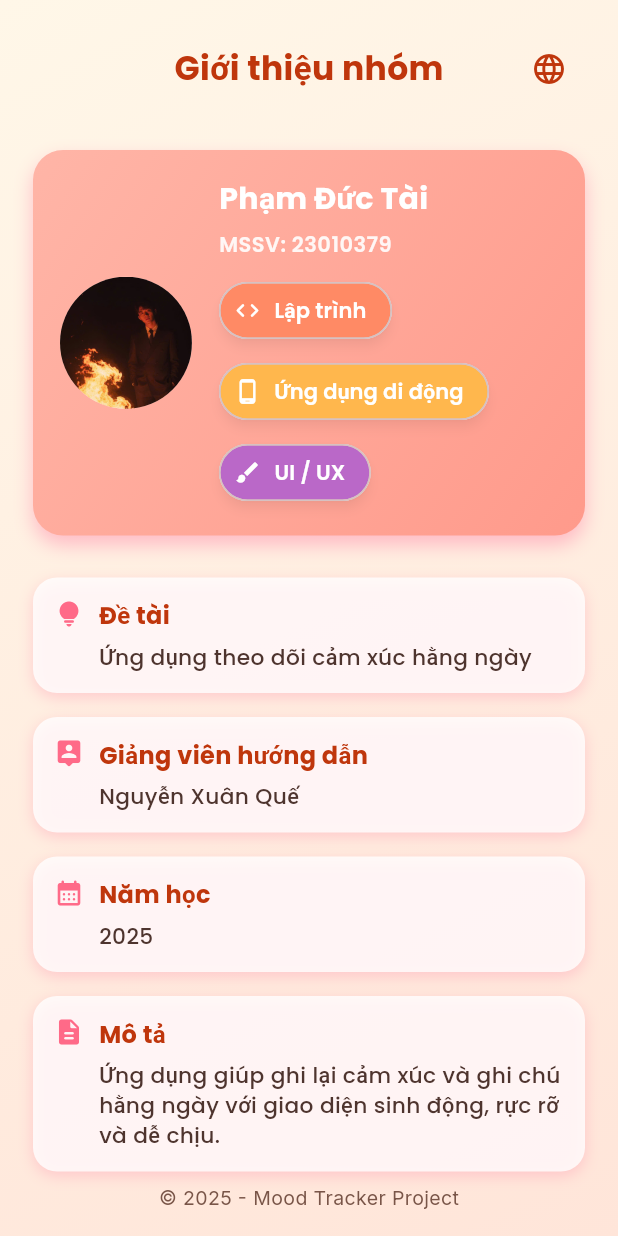
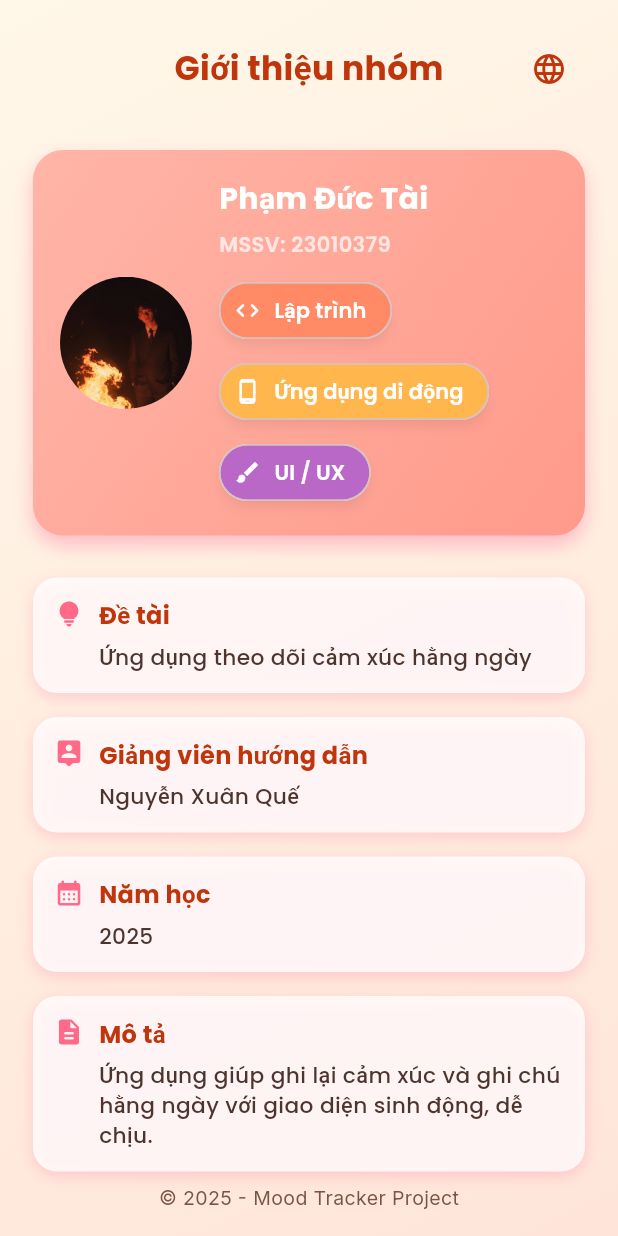
Before and after one commit to phamductai12425/2025_LTTBDD_N0_5Nhom_PhamDucTai, a Flutter app: the AboutScreen screen opened directly, on a phone screen of 412 x 824 dp. Run offline on Flutter 3.47's test engine with Material 3 defaults, Android fonts, the phone set to English and light mode, and no system bars; our stand-ins replace google_fonts, shared_preferences; accounts and stored records are empty.

Commit message:
clear gioithieu nhom

```diff
--- a/lib/screens/about_screen.dart
+++ b/lib/screens/about_screen.dart
@@ -7,40 +7,38 @@ class AboutScreen extends StatelessWidget {
 
   const AboutScreen({super.key, this.onLocaleChange, this.localeCode = 'vi'});
 
-  @override
-  Widget build(BuildContext context) {
-    final isVi = localeCode == 'vi';
-    return Scaffold(
-      body: Container(
-        decoration: const BoxDecoration(
-          gradient: LinearGradient(
+  bool get isVi => localeCode == 'vi';
+  String tr(String vi, String en) => isVi ? vi : en;
+
+  static const gradient = LinearGradient(
     colors: [Color(0xFFFFF7E8), Color(0xFFFFE5D9)],
     begin: Alignment.topLeft,
     end: Alignment.bottomRight,
-          ),
-        ),
+  );
+  static const titleColor = Color(0xFFBF360C);
+
+  @override
+  Widget build(BuildContext context) {
+    return Scaffold(
+      body: Container(
+        decoration: const BoxDecoration(gradient: gradient),
         child: SafeArea(
           child: Padding(
             padding: const EdgeInsets.all(22),
             child: Column(
               crossAxisAlignment: CrossAxisAlignment.center,
               children: [
-                // Tiêu đề + đổi ngôn ngữ
+                // 🔹 Tiêu đề + chọn ngôn ngữ
                 Row(
                   mainAxisAlignment: MainAxisAlignment.spaceBetween,
                   children: [
                     const SizedBox(width: 48),
-                    Text(
-                      isVi ? 'Giới thiệu nhóm' : 'About Us',
+                    Text(tr('Giới thiệu nhóm', 'About Us'),
                         style: GoogleFonts.poppins(
-                        fontSize: 22,
-                        fontWeight: FontWeight.bold,
-                        color: Color(0xFFBF360C),
-                      ),
-                    ),
+                            fontSize: 22, fontWeight: FontWeight.bold, color: titleColor)),
                     PopupMenuButton<String>(
-                      icon: const Icon(Icons.language, color: Color(0xFFBF360C)),
-                      onSelected: (v) => onLocaleChange?.call(v),
+                      icon: const Icon(Icons.language, color: titleColor),
+                      onSelected: onLocaleChange,
                       itemBuilder: (_) => const [
                         PopupMenuItem(value: 'vi', child: Text('Tiếng Việt')),
                         PopupMenuItem(value: 'en', child: Text('English')),
@@ -50,8 +48,34 @@ class AboutScreen extends StatelessWidget {
                 ),
                 const SizedBox(height: 30),
 
-                // Thông tin thành viên
-                Container(
+                // 🔹 Thông tin thành viên
+                _memberCard(),
+
+                const SizedBox(height: 20),
+                _buildInfoCard(Icons.lightbulb_rounded, tr('Đề tài', 'Project'),
+                    tr('Ứng dụng theo dõi cảm xúc hằng ngày', 'Daily Mood Tracking App')),
+                _buildInfoCard(Icons.person_pin_rounded, tr('Giảng viên hướng dẫn', 'Supervisor'), 'Nguyễn Xuân Quế'),
+                _buildInfoCard(Icons.calendar_month_rounded, tr('Năm học', 'Academic Year'), '2025'),
+                _buildInfoCard(
+                    Icons.description_rounded,
+                    tr('Mô tả', 'Description'),
+                    tr(
+                        'Ứng dụng giúp ghi lại cảm xúc và ghi chú hằng ngày với giao diện sinh động, dễ chịu.',
+                        'An app to record and reflect daily emotions with a bright, comforting interface.')),
+
+                const Spacer(),
+                const Text('© 2025 - Mood Tracker Project',
+                    style: TextStyle(color: Colors.brown, fontSize: 13)),
+              ],
+            ),
+          ),
+        ),
+      ),
+    );
+  }
+
+  // 🔹 Thông tin thành viên
+  Widget _memberCard() => Container(
         padding: const EdgeInsets.all(18),
         decoration: BoxDecoration(
           gradient: const LinearGradient(
@@ -64,18 +88,14 @@ class AboutScreen extends StatelessWidget {
             BoxShadow(
                 color: Colors.pinkAccent.withOpacity(0.3),
                 blurRadius: 10,
-                        offset: const Offset(0, 6),
-                      ),
+                offset: const Offset(0, 6)),
           ],
         ),
-                  child: Row(
-                    children: [
+        child: Row(children: [
           CircleAvatar(
               radius: 44,
               backgroundColor: Colors.white.withOpacity(0.5),
-                        backgroundImage:
-                            const AssetImage('assets/images/avatar.png'),
-                      ),
+              backgroundImage: const AssetImage('assets/images/avatar.png')),
           const SizedBox(width: 18),
           Expanded(
             child: Column(
@@ -83,172 +103,62 @@ class AboutScreen extends StatelessWidget {
               children: [
                 Text('Phạm Đức Tài',
                     style: GoogleFonts.poppins(
-                                  color: Colors.white,
-                                  fontSize: 20,
-                                  fontWeight: FontWeight.bold,
-                                )),
+                        color: Colors.white, fontSize: 20, fontWeight: FontWeight.bold)),
                 const SizedBox(height: 6),
-                            Text(
-                              'MSSV: 23010379',
+                Text('MSSV: 23010379',
                     style: GoogleFonts.poppins(
-                                color: Colors.white.withOpacity(0.9),
-                                fontWeight: FontWeight.w600,
-                                letterSpacing: 0.3,
-                              ),
-                            ),
+                        color: Colors.white70, fontWeight: FontWeight.w600)),
                 const SizedBox(height: 10),
-                            Wrap(
-                              spacing: 8,
-                              runSpacing: 6,
-                              children: [
-                                Chip(
-                                  avatar: const Icon(Icons.code_rounded,
-                                      color: Colors.white, size: 18),
-                                  label: Text(isVi ? 'Lập trình' : 'Developer'),
-                                  backgroundColor: const Color(0xFFFF8A65),
-                                  labelStyle: GoogleFonts.poppins(
-                                    color: Colors.white,
-                                    fontWeight: FontWeight.w600,
-                                  ),
-                                  elevation: 3,
-                                  shadowColor: Colors.black26,
-                                  shape: RoundedRectangleBorder(
-                                    borderRadius: BorderRadius.circular(20),
-                                  ),
-                                ),
-                                Chip(
-                                  avatar: const Icon(Icons.phone_android_rounded,
-                                      color: Colors.white, size: 18),
-                                  label: Text(isVi
-                                      ? 'Ứng dụng di động'
-                                      : 'Mobile App'),
-                                  backgroundColor: const Color(0xFFFFB74D),
-                                  labelStyle: GoogleFonts.poppins(
-                                    color: Colors.white,
-                                    fontWeight: FontWeight.w600,
-                                  ),
-                                  elevation: 3,
-                                  shadowColor: Colors.black26,
-                                  shape: RoundedRectangleBorder(
-                                    borderRadius: BorderRadius.circular(20),
-                                  ),
-                                ),
-                                Chip(
-                                  avatar: const Icon(Icons.brush_rounded,
-                                      color: Colors.white, size: 18),
-                                  label: const Text('UI / UX'),
-                                  backgroundColor: const Color(0xFFBA68C8),
-                                  labelStyle: GoogleFonts.poppins(
-                                    color: Colors.white,
-                                    fontWeight: FontWeight.w600,
-                                  ),
-                                  elevation: 3,
-                                  shadowColor: Colors.black26,
-                                  shape: RoundedRectangleBorder(
-                                    borderRadius: BorderRadius.circular(20),
-                                  ),
-                                ),
-                              ],
-                            ),
+                Wrap(spacing: 8, runSpacing: 6, children: [
+                  _skillChip(Icons.code_rounded, 'Lập trình', 'Developer', const Color(0xFFFF8A65)),
+                  _skillChip(Icons.phone_android_rounded, 'Ứng dụng di động', 'Mobile App', const Color(0xFFFFB74D)),
+                  _skillChip(Icons.brush_rounded, 'UI / UX', 'UI / UX', const Color(0xFFBA68C8)),
+                ]),
               ],
             ),
           ),
-                    ],
-                  ),
-                ),
-                const SizedBox(height: 20),
+        ]),
+      );
 
-                // Các thông tin chi tiết
-                _buildInfoCard(
-                  icon: Icons.lightbulb_rounded,
-                  title: isVi ? 'Đề tài' : 'Project',
-                  value: isVi
-                      ? 'Ứng dụng theo dõi cảm xúc hằng ngày'
-                      : 'Daily Mood Tracking App',
-                ),
-                _buildInfoCard(
-                  icon: Icons.person_pin_rounded,
-                  title: isVi ? 'Giảng viên hướng dẫn' : 'Supervisor',
-                  value: 'Nguyễn Xuân Quế',
-                ),
-                _buildInfoCard(
-                  icon: Icons.calendar_month_rounded,
-                  title: isVi ? 'Năm học' : 'Academic Year',
-                  value: '2025',
-                ),
-                _buildInfoCard(
-                  icon: Icons.description_rounded,
-                  title: isVi ? 'Mô tả' : 'Description',
-                  value: isVi
-                      ? 'Ứng dụng giúp ghi lại cảm xúc và ghi chú hằng ngày với giao diện sinh động, rực rỡ và dễ chịu.'
-                      : 'An app to record and reflect your daily emotions with a bright, lively and comforting interface.',
-                ),
+  // 🔹 Chip kỹ năng
+  Widget _skillChip(IconData icon, String vi, String en, Color color) => Chip(
+        avatar: Icon(icon, color: Colors.white, size: 18),
+        label: Text(tr(vi, en)),
+        backgroundColor: color,
+        labelStyle: GoogleFonts.poppins(color: Colors.white, fontWeight: FontWeight.w600),
+        elevation: 3,
+        shadowColor: Colors.black26,
+        shape: RoundedRectangleBorder(borderRadius: BorderRadius.circular(20)),
+      );
 
-                const Spacer(),
-                const Text(
-                  '© 2025 - Mood Tracker Project',
-                  style: TextStyle(color: Colors.brown, fontSize: 13),
-                ),
-                const SizedBox(height: 10),
-              ],
-            ),
-          ),
-        ),
-      ),
-    );
-  }
-
-  // Card thông tin
-  Widget _buildInfoCard({
-    required String title,
-    required String value,
-    required IconData icon,
-  }) {
-    return Container(
+  // 🔹 Card thông tin
+  Widget _buildInfoCard(IconData icon, String title, String value) => Container(
         margin: const EdgeInsets.symmetric(vertical: 8),
         padding: const EdgeInsets.all(14),
         decoration: BoxDecoration(
           color: Colors.white.withOpacity(0.8),
           borderRadius: BorderRadius.circular(16),
           boxShadow: [
-          BoxShadow(
-            color: Colors.pinkAccent.withOpacity(0.2),
-            blurRadius: 8,
-            offset: const Offset(0, 3),
-          ),
+            BoxShadow(color: Colors.pinkAccent.withOpacity(0.2), blurRadius: 8, offset: const Offset(0, 3)),
           ],
         ),
-      child: Row(
-        crossAxisAlignment: CrossAxisAlignment.start,
-        children: [
+        child: Row(crossAxisAlignment: CrossAxisAlignment.start, children: [
           Icon(icon, size: 20, color: const Color(0xFFFF6A88)),
           const SizedBox(width: 10),
           Expanded(
-            child: Column(
-                crossAxisAlignment: CrossAxisAlignment.start,
-                children: [
-                  Text(
-                    title,
+            child: Column(crossAxisAlignment: CrossAxisAlignment.start, children: [
+              Text(title,
                   style: GoogleFonts.poppins(
-                      fontWeight: FontWeight.w700,
-                      fontSize: 16,
-                      color: const Color(0xFFBF360C),
-                    ),
-                  ),
+                      fontWeight: FontWeight.w700, fontSize: 16, color: titleColor)),
               const SizedBox(height: 6),
-                  Text(
-                    value,
+              Text(value,
                   style: GoogleFonts.poppins(
                       color: const Color(0xFF4E342E),
                       fontSize: 14.5,
                       fontWeight: FontWeight.w500,
-                      height: 1.4,
-                    ),
-                  ),
+                      height: 1.4)),
             ]),
-          ),
-        ],
-      ),
+          )
+        ]),
       );
 }
-}
```
Also changed, not shown: lib/screens/add_mood_screen.dart (+32 -66 lines). Lines whose indentation alone changed are shown as unchanged.
